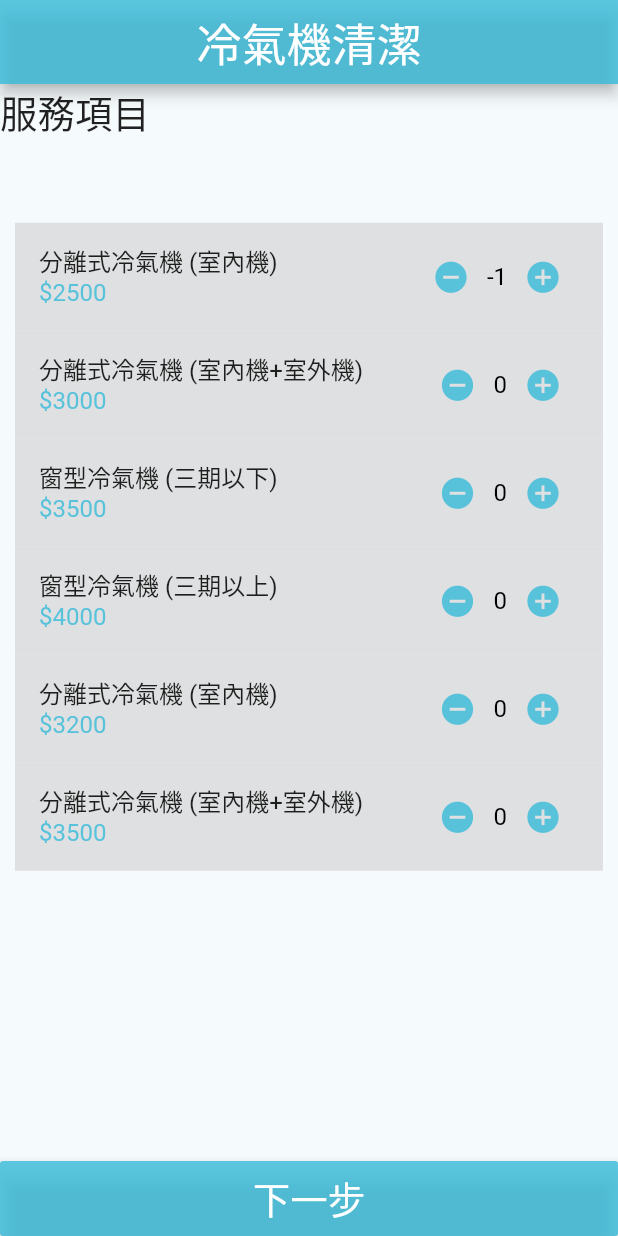
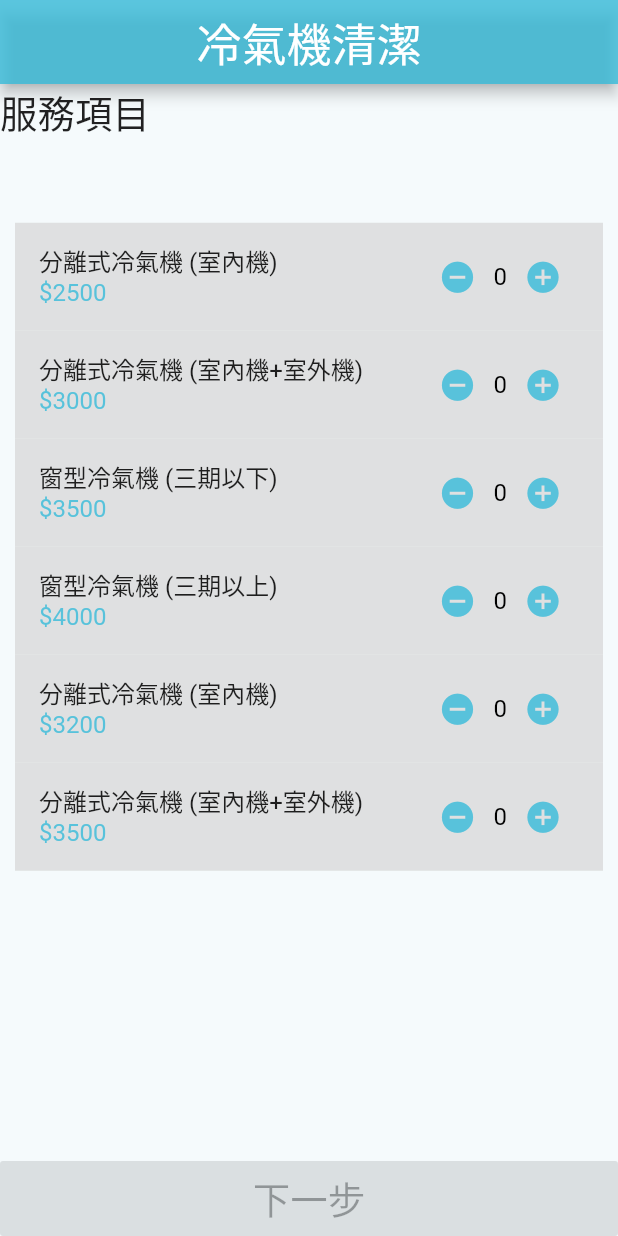
Before and after one commit to Shiuan3543/jackercleaning_test, a Flutter app: the screen it shows after launch, after a tap on the "remove circle" icon, on a phone screen of 412 x 824 dp. Run offline on Flutter 3.47's test engine with Material 2 defaults, Android fonts, the light colour scheme and no system bars.

Commit message:
function work

```diff
--- a/lib/StatelessWidget/next_button.dart
+++ /dev/null
@@ -1,38 +0,0 @@
-import 'package:flutter/material.dart';
-import 'package:jackercleaning_test/model/models.dart';
-import 'package:jackercleaning_test/page/checkoutpage.dart';
-
-class NextButton extends StatelessWidget {
-  var products;
-  NextButton(Product products, {Key? key}) : super(key: key) {
-    // for (var i = 0; i < products.length; i++) {
-    //   sum = sum + products[i].quantity * products[i].price;
-    // }
-    products = products;
-  }
-  @override
-  Widget build(BuildContext context) {
-    final ButtonStyle raisedButtonStyle = ElevatedButton.styleFrom(
-      elevation: 5,
-      onPrimary: Colors.white,
-      primary: Color.fromRGBO(54, 187, 217, 0.8),
-      minimumSize: const Size.fromHeight(50),
-      padding: EdgeInsets.symmetric(horizontal: 16),
-      shape: const RoundedRectangleBorder(
-        borderRadius: BorderRadius.all(Radius.circular(2)),
-      ),
-    );
-    return Align(
-        alignment: Alignment.bottomCenter,
-        child: ElevatedButton(
-          style: raisedButtonStyle,
-          onPressed: () {
-            Navigator.push(
-                context,
-                MaterialPageRoute(
-                    builder: ((context) => CheckoutPage(products))));
-          },
-          child: Text('下一步', style: TextStyle(fontSize: 25)),
-        ));
-  }
-}
--- a/lib/main.dart
+++ b/lib/main.dart
@@ -1,5 +1,6 @@
 import 'package:flutter/material.dart';
-import 'package:jackercleaning_test/page/homepage.dart';
+import 'package:jackercleaning_test/pages/checkout_page.dart';
+import 'package:jackercleaning_test/pages/home_page.dart';
 
 void main() {
   runApp(const MyApp());
@@ -19,6 +20,9 @@ class MyApp extends StatelessWidget {
             color: Color.fromRGBO(54, 187, 217, 0.8),
           )),
       home: HomePage(),
+      routes: <String, WidgetBuilder>{
+        '/homepage': (BuildContext context) => HomePage(),
+      },
     );
   }
 }
--- a/lib/model/models.dart
+++ b/lib/models/models.dart
@@ -4,7 +4,7 @@ class Product {
   var quantity = 0;
   Product(this.name, this.price, this.quantity);
   int calculate() {
-    return price * quantity;
+    return this.price * this.quantity;
   }
 }
 
--- a/lib/page/homepage.dart
+++ b/lib/pages/home_page.dart
@@ -1,6 +1,7 @@
 import 'package:flutter/material.dart';
-import 'package:jackercleaning_test/StatelessWidget/next_button.dart';
-import 'package:jackercleaning_test/model/models.dart';
+import 'package:jackercleaning_test/pages/checkout_page.dart';
+import 'package:jackercleaning_test/stateless_widgets/next_button.dart';
+import 'package:jackercleaning_test/models/models.dart';
 
 class HomePage extends StatefulWidget {
   @override
@@ -8,15 +9,20 @@ class HomePage extends StatefulWidget {
 }
 
 class _HomePageState extends State<HomePage> {
+  void initState() {
+    super.initState();
+  }
+
   List<Product> products = [
     Product('分離式冷氣機 (室內機)', 2500, 0),
     Product('分離式冷氣機 (室內機+室外機)', 3000, 0),
     Product('窗型冷氣機 (三期以下)', 3500, 0),
     Product('窗型冷氣機 (三期以上)', 4000, 0),
     Product('分離式冷氣機 (室內機)', 3200, 0),
-    Product('分離式冷氣機 (室內機+室外機)', 3500, 0)
+    Product('分離式冷氣機 (室內機+室外機)', 3500, 0),
+    Product('', 0, 0),
   ];
-  var id = 0;
+  var id = 6;
   @override
   Widget build(BuildContext context) {
     return Scaffold(
@@ -41,7 +47,7 @@ class _HomePageState extends State<HomePage> {
             margin: const EdgeInsets.only(left: 10.0, right: 10.0),
             height: 570,
             child: ListView.builder(
-                itemCount: products.length,
+                itemCount: products.length - 1,
                 itemBuilder: (BuildContext context, int index) {
                   return ListTile(
                     tileColor: Color.fromARGB(200, 217, 217, 217),
@@ -68,7 +74,14 @@ class _HomePageState extends State<HomePage> {
                             iconSize: 25.0,
                             onPressed: () {
                               setState(() {
-                                products[index].quantity--;
+                                if (products[index].quantity > 0) {
+                                  products[index].quantity--;
+                                  if (products[index].quantity == 0) {
+                                    id = 6;
+                                  }
+                                } else {
+                                  Null;
+                                }
                               });
                             },
                           ),
@@ -87,8 +100,15 @@ class _HomePageState extends State<HomePage> {
                             iconSize: 25.0,
                             onPressed: () {
                               setState(() {
-                                id = index;
-                                products[index].quantity++;
+                                if (id == 6) {
+                                  id = index;
+                                  products[index].quantity++;
+                                } else if (id == index &&
+                                    products[index].quantity < 10) {
+                                  products[index].quantity++;
+                                } else {
+                                  Null;
+                                }
                               });
                             },
                           ),
@@ -98,7 +118,25 @@ class _HomePageState extends State<HomePage> {
                   );
                 }),
           ),
-          NextButton(products[id]),
+          NextButton(
+              product: products[id],
+              onPressed: products[id].quantity > 0
+                  ? () async {
+                      final result = await Navigator.push(
+                          context,
+                          MaterialPageRoute(
+                              builder: ((context) =>
+                                  CheckoutPage(products: products[id]))));
+
+                      if (result != 1) {
+                        products.forEach((element) {
+                          element.quantity = 0;
+                        });
+
+                        setState(() {});
+                      }
+                    }
+                  : null),
         ],
       ),
     );
--- a/lib/StatelessWidget/checkout_button.dart
+++ b/lib/stateless_widgets/next_button.dart
@@ -1,8 +1,18 @@
 import 'package:flutter/material.dart';
+import 'package:jackercleaning_test/models/models.dart';
+import 'package:jackercleaning_test/pages/checkout_page.dart';
 
-class CheckoutButton extends StatelessWidget {
-  const CheckoutButton({Key? key}) : super(key: key);
+class NextButton extends StatelessWidget {
+  NextButton({Key? key, required this.product, this.onPressed})
+      : super(key: key);
 
+  final VoidCallback? onPressed;
+  // {
+  // for (var i = 0; i < products.length; i++) {
+  //   sum = sum + products[i].quantity * products[i].price;
+  // }
+  // }
+  final Product product;
   @override
   Widget build(BuildContext context) {
     final ButtonStyle raisedButtonStyle = ElevatedButton.styleFrom(
@@ -19,8 +29,8 @@ class CheckoutButton extends StatelessWidget {
         alignment: Alignment.bottomCenter,
         child: ElevatedButton(
           style: raisedButtonStyle,
-          onPressed: () {},
-          child: Text('結帳', style: TextStyle(fontSize: 25)),
+          onPressed: onPressed,
+          child: Text('下一步', style: TextStyle(fontSize: 25)),
         ));
   }
 }
```
Also changed, not shown: lib/pages/checkout_page.dart (renamed from lib/page/checkoutpage.dart, +10 -10 lines), lib/stateless_widgets/checkout_button.dart (added, +46 -0 lines).
